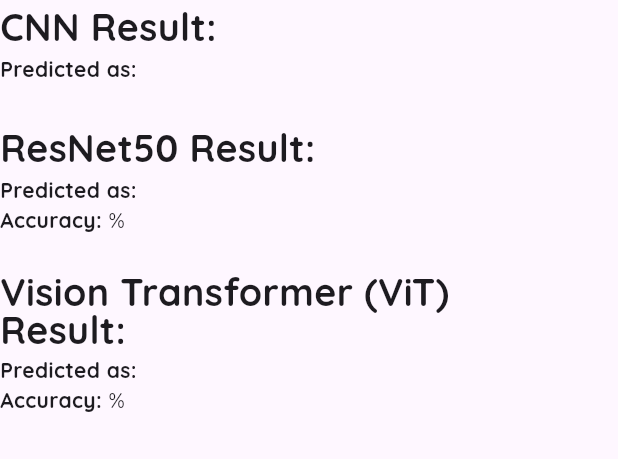
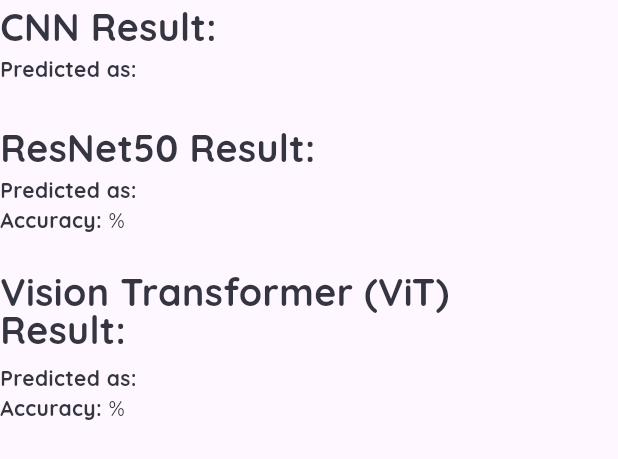
Before and after one commit to gaurav1-9/fabric-classification-android-chatbot, a Flutter app: the Result widget shown alone on an empty page, opened directly with empty values, on a phone screen of 412 x 824 dp. Shown: the top 459 px of the screen. Run offline on Flutter 3.47's test engine with Material 3 defaults, Android fonts, the phone set to English and light mode, and no system bars; our stand-ins replace google_fonts, image_picker, lucide_icons.

Commit message:
result width fixed

```diff
--- a/project_application/lib/screens/home_screen.dart
+++ b/project_application/lib/screens/home_screen.dart
@@ -155,7 +155,6 @@ class _HomeScreenState extends State<HomeScreen> {
     double msgHeight = (MediaQuery.of(context).size.height -
         (AppBar().preferredSize.height + 123) -
         MediaQuery.of(context).padding.top);
-    print(msg);
 
     return Scaffold(
       backgroundColor: AppColor.raisinBlack,
--- a/project_application/lib/widgets/result.dart
+++ b/project_application/lib/widgets/result.dart
@@ -1,4 +1,6 @@
 import 'package:flutter/material.dart';
+
+import '../global_properties/app_colors.dart';
 
 class Result extends StatelessWidget {
   final String resultCNN;
@@ -18,7 +20,7 @@ class Result extends StatelessWidget {
   @override
   Widget build(BuildContext context) {
     return SizedBox(
-      width: MediaQuery.of(context).size.width * .83,
+      width: MediaQuery.of(context).size.width * .74,
       child: Column(
         crossAxisAlignment: CrossAxisAlignment.start,
         children: [
@@ -27,6 +29,7 @@ class Result extends StatelessWidget {
             style: TextStyle(
               fontWeight: FontWeight.bold,
               fontSize: 25,
+              color: AppColor.jet,
             ),
           ),
           Row(
@@ -35,10 +38,14 @@ class Result extends StatelessWidget {
                 "Predicted as: ",
                 style: TextStyle(
                   fontWeight: FontWeight.bold,
+                  color: AppColor.jet,
                 ),
               ),
               Text(
                 resultCNN,
+                style: const TextStyle(
+                  color: AppColor.jet,
+                ),
               ),
             ],
           ),
@@ -49,6 +56,7 @@ class Result extends StatelessWidget {
             "ResNet50 Result:",
             style: TextStyle(
               fontWeight: FontWeight.bold,
+              color: AppColor.jet,
               fontSize: 25,
             ),
           ),
@@ -61,10 +69,14 @@ class Result extends StatelessWidget {
                     "Predicted as: ",
                     style: TextStyle(
                       fontWeight: FontWeight.bold,
+                      color: AppColor.jet,
                     ),
                   ),
                   Text(
                     resultresNet,
+                    style: const TextStyle(
+                      color: AppColor.jet,
+                    ),
                   ),
                 ],
               ),
@@ -74,10 +86,14 @@ class Result extends StatelessWidget {
                     "Accuracy: ",
                     style: TextStyle(
                       fontWeight: FontWeight.bold,
+                      color: AppColor.jet,
                     ),
                   ),
                   Text(
                     "$accresNet%",
+                    style: const TextStyle(
+                      color: AppColor.jet,
+                    ),
                   ),
                 ],
               ),
@@ -87,15 +103,16 @@ class Result extends StatelessWidget {
             height: 25,
           ),
           const Text(
-            "Vision Transformer (ViT)\nResult:",
+            "Vision Transformer (ViT) Result:",
             style: TextStyle(
               height: 1,
               fontWeight: FontWeight.bold,
+              color: AppColor.jet,
               fontSize: 25,
             ),
           ),
           const SizedBox(
-            height: 5,
+            height: 10,
           ),
           Column(
             crossAxisAlignment: CrossAxisAlignment.start,
@@ -106,10 +123,14 @@ class Result extends StatelessWidget {
                     "Predicted as: ",
                     style: TextStyle(
                       fontWeight: FontWeight.bold,
+                      color: AppColor.jet,
                     ),
                   ),
                   Text(
                     resultViT,
+                    style: const TextStyle(
+                      color: AppColor.jet,
+                    ),
                   ),
                 ],
               ),
@@ -119,10 +140,14 @@ class Result extends StatelessWidget {
                     "Accuracy: ",
                     style: TextStyle(
                       fontWeight: FontWeight.bold,
+                      color: AppColor.jet,
                     ),
                   ),
                   Text(
                     "$accViT%",
+                    style: const TextStyle(
+                      color: AppColor.jet,
+                    ),
                   ),
                 ],
               ),
```
Also changed, not shown: project_application/lib/widgets/msgarea.dart (+52 -20 lines).
